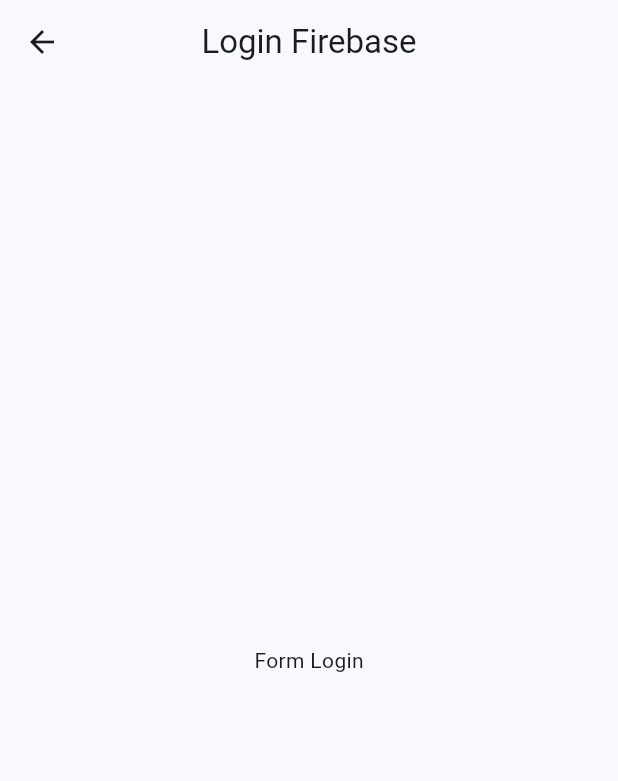
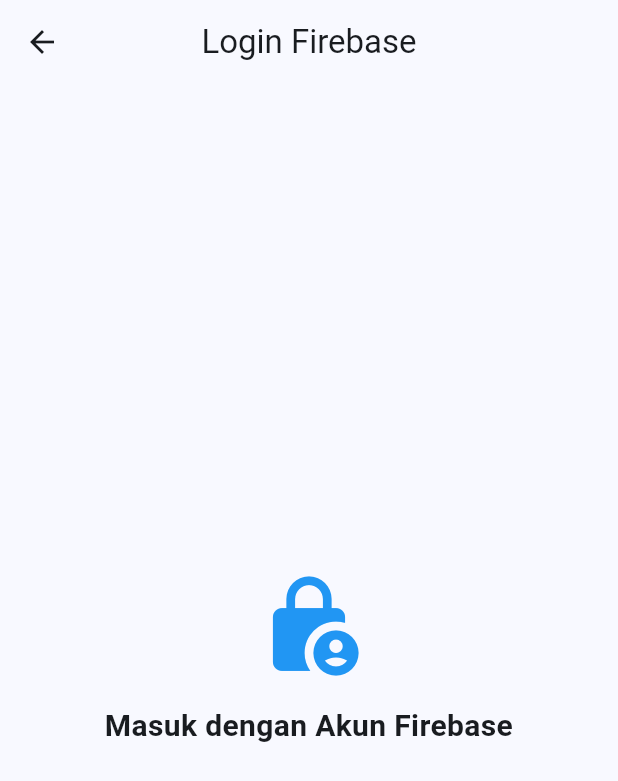
Before and after one commit to syafiqfadhil/pertemuan_8, a Flutter app: the LoginPage screen opened directly, on a phone screen of 412 x 824 dp. Shown: the top 781 px of the screen. Run offline on Flutter 3.47's test engine with Material 3 defaults, Android fonts, the phone set to English and light mode, and no system bars; our stand-ins replace firebase_auth, firebase_core; accounts and stored records are empty.

Commit message:
menambahkan header ikon dan judul pada body LoginPage

```diff
--- a/pertemuan_8_mobile/lib/screens/login_page.dart
+++ b/pertemuan_8_mobile/lib/screens/login_page.dart
@@ -16,7 +16,21 @@ class _LoginPageState extends State<LoginPage> {
         centerTitle: true,
       ),
       body: const Center(
-        child: Text('Form Login'),
+        child: SingleChildScrollView(
+          padding: EdgeInsets.all(24),
+          child: Column(
+            crossAxisAlignment: CrossAxisAlignment.stretch,
+            children: [
+              Icon(Icons.lock_person, size: 72, color: Colors.blue),
+              SizedBox(height: 16),
+              Text(
+                'Masuk dengan Akun Firebase',
+                textAlign: TextAlign.center,
+                style: TextStyle(fontSize: 20, fontWeight: FontWeight.bold),
+              ),
+            ],
+          ),
+        ),
       ),
     );
   }
```
